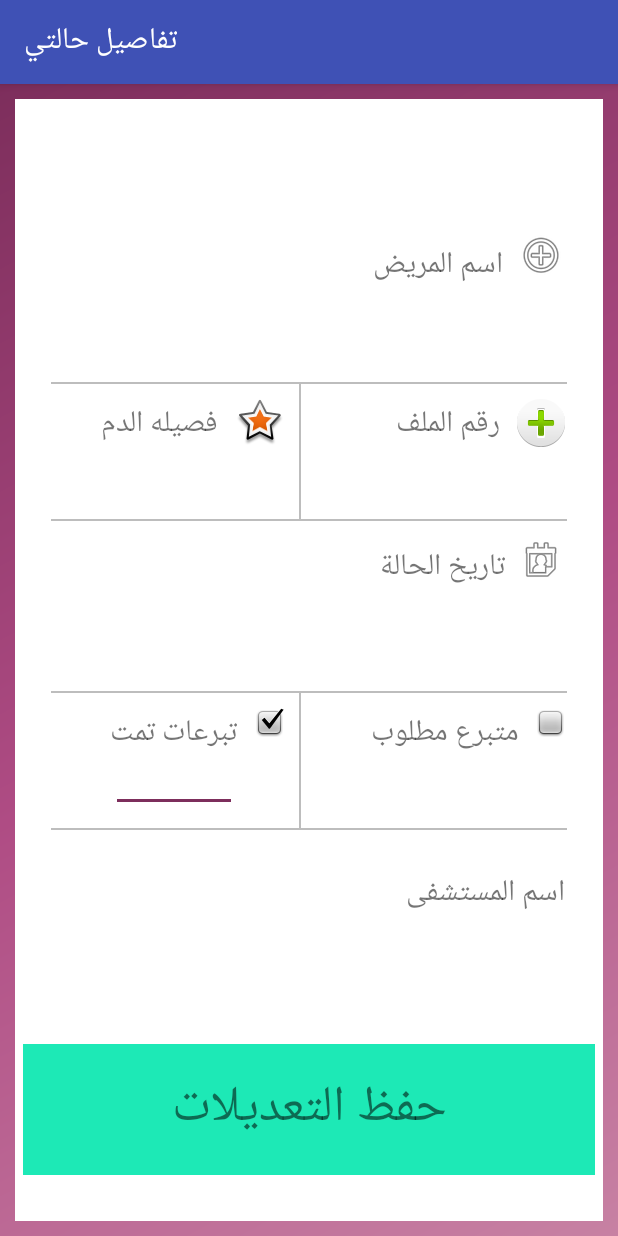
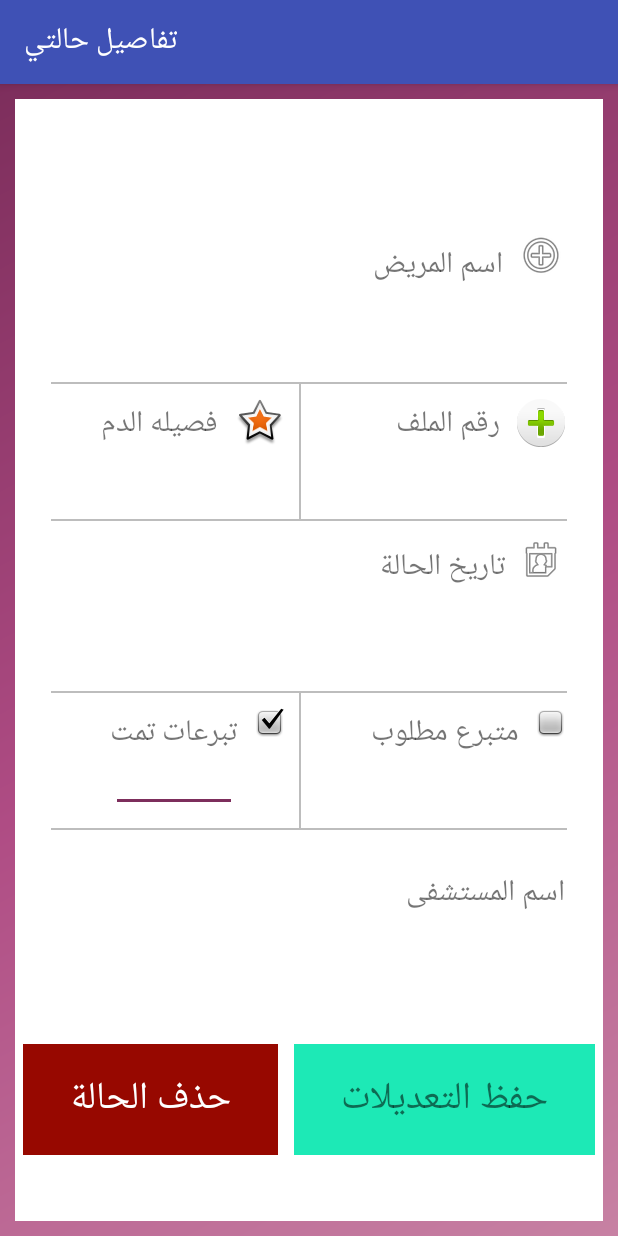
Before and after one commit to d7om7608/Wareed, an Android app: the MyCasesDetails screen opened directly, with no data from a screen before it, on a phone screen of 412 x 824 dp. Run offline under Robolectric (Android 15) with nearby library versions, the phone set to English and light mode, and no system bars; our stand-ins replace Firebase (no records; nobody signed in at launch, a user with empty details on screens opened directly).

Commit message:
add progressBar in all view ,add main activity in menu,delelt my vequest from data base

```diff
--- a/app/src/main/java/com/example/d7om7/wareed/MainActivity.java
+++ b/app/src/main/java/com/example/d7om7/wareed/MainActivity.java
@@ -150,7 +150,11 @@ public class MainActivity extends AppCompatActivity
         // Handle navigation view item clicks here.
         int id = item.getItemId();
 
-        if (id == R.id.nav_Talks) {
+        if (id == R.id.nav_mainActivity) {
+            Intent ProfileIntent = new Intent(MainActivity.this,MainActivity.class);
+            startActivity(ProfileIntent);
+
+        } else if (id == R.id.nav_Talks) {
             Intent ProfileIntent = new Intent(MainActivity.this,ListMyChating.class);
             startActivity(ProfileIntent);
         } else if (id == R.id.nav_profile) {
--- a/app/src/main/java/com/example/d7om7/wareed/MyCases.java
+++ b/app/src/main/java/com/example/d7om7/wareed/MyCases.java
@@ -157,11 +157,12 @@ public class MyCases extends AppCompatActivity implements AdapterMyCases.changeA
     public void Clicked(int position, int id) {
         Intent startChildActivityIntent = new Intent(this, MyCasesDetails.class);
 
-
         startChildActivityIntent.putExtra("getRequestID", requestBlood.get(position).getRequestID());
         startChildActivityIntent.putExtra("getUserID", requestBlood.get(position).getUserID());
 
         startActivity(startChildActivityIntent);
 
     }
+
+
 }
--- a/app/src/main/res/layout/activity_my_cases_details.xml
+++ b/app/src/main/res/layout/activity_my_cases_details.xml
@@ -373,16 +373,38 @@
                     android:textColor="@color/colorPrimary"
                     android:textSize="20sp" />
 
+                <LinearLayout
+                    android:layout_width="match_parent"
+                    android:orientation="horizontal"
+                    android:layout_height="wrap_content">
                     <TextView
-                    android:layout_width="match_parent"
+                        android:layout_width="wrap_content"
+                        android:layout_weight="1"
                         android:layout_height="wrap_content"
                         android:textAlignment="center"
                         android:padding="15sp"
+                        android:textColor="@color/cardview_light_background"
+                        android:onClick="deletMyCase"
+                        android:background="#970800"
+                        android:layout_margin="5dp"
+                        android:textSize="25sp"
+                        android:text="حذف الحالة"/>
+
+                    <TextView
+                        android:layout_width="wrap_content"
+                        android:layout_height="wrap_content"
+                        android:textAlignment="center"
+                        android:padding="15sp"
+                        android:layout_weight="1"
                         android:onClick="saveChanget"
                         android:background="#1DE9B6"
                         android:layout_margin="5dp"
-                    android:textSize="33sp"
+                        android:textSize="25sp"
                         android:text="حفظ التعديلات"/>
+
+                </LinearLayout>
+
+
             </LinearLayout>
         </ScrollView>
 
--- a/app/src/main/res/menu/activity_main_drawer.xml
+++ b/app/src/main/res/menu/activity_main_drawer.xml
@@ -2,6 +2,11 @@
 <menu xmlns:android="http://schemas.android.com/apk/res/android">
 
     <group android:checkableBehavior="single">
+        <item
+            android:id="@+id/nav_mainActivity"
+            android:icon="@drawable/fui_ic_twitter_bird_white_24dp"
+            android:title="الصفحه الرئيسيه" />
+
         <item
             android:id="@+id/nav_Talks"
             android:icon="@android:drawable/stat_notify_chat"
--- a/app/src/main/res/values/styles.xml
+++ b/app/src/main/res/values/styles.xml
@@ -12,6 +12,8 @@
         <item name="windowNoTitle">true</item>
     </style>
     <style name="AppTheme.AppBarOverlay" parent="ThemeOverlay.AppCompat.Dark.ActionBar" />
+    <style name="AppTheme.AppBarOverlayx" parent="ThemeOverlay.AppCompat.Dark.ActionBar" />
+
     <style name="AppTheme.PopupOverlay" parent="ThemeOverlay.AppCompat.Light" />
 
 </resources>
```
Also changed, not shown: app/src/main/java/com/example/d7om7/wareed/DisplayDetails.java (+33 -20 lines), app/src/main/java/com/example/d7om7/wareed/MyCasesDetails.java (+9 -1 lines), app/src/main/res/layout/activity_display_detailse.xml (+9 -2 lines). Lines whose indentation alone changed are shown as unchanged.
